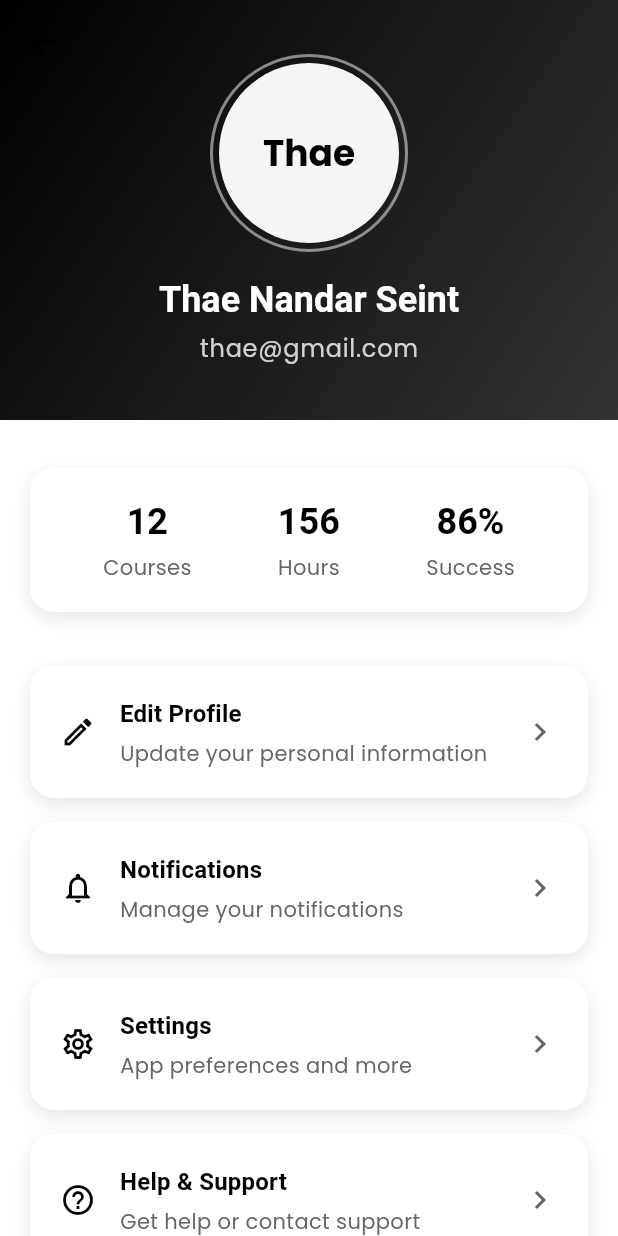
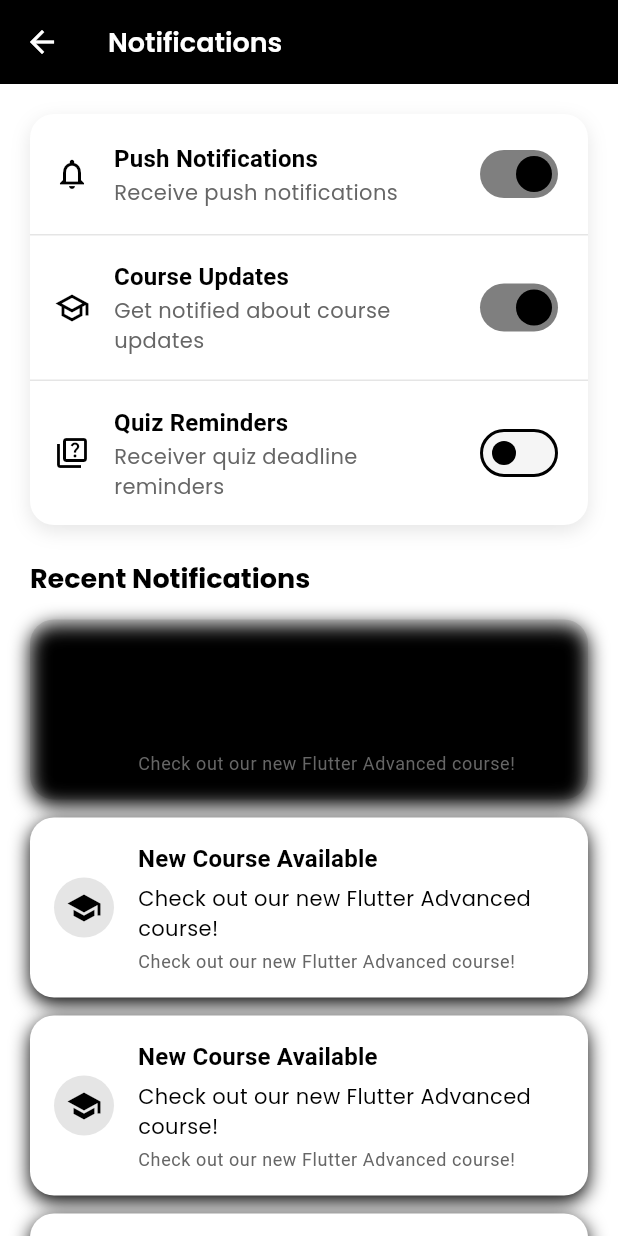
Before and after one commit to ThaeNandarSeint/learning_app, a Flutter app: the ProfileScreen screen opened by its route, after a tap on "Notifications", on a phone screen of 412 x 824 dp. Run offline on Flutter 3.47's test engine with Material 3 defaults, Android fonts, the phone set to English and light mode, and no system bars; our stand-ins replace bloc, cached_network_image, chewie, equatable, flutter_bloc, get and 5 more; accounts and stored records are empty; network calls fail.

Commit message:
design notification screen

```diff
--- /dev/null
+++ b/lib/features/notification/views/screens/notification_screen.dart
@@ -0,0 +1,55 @@
+import 'package:flutter/material.dart';
+import 'package:get/get.dart';
+import 'package:learning_app/core/theme/app_colors.dart';
+import 'package:learning_app/features/notification/views/widgets/notification_list.dart';
+import 'package:learning_app/features/notification/views/widgets/notification_setting_section.dart';
+
+class NotificationScreen extends StatelessWidget {
+  const NotificationScreen({super.key});
+
+  @override
+  Widget build(BuildContext context) {
+    final theme = Theme.of(context);
+
+    return Scaffold(
+      backgroundColor: AppColors.lightBackground,
+      appBar: AppBar(
+        title: const Text(
+          'Notifications',
+          style: TextStyle(color: Colors.white),
+        ),
+        backgroundColor: AppColors.primary,
+        leading: IconButton(
+          onPressed: () => Get.back(),
+          icon: const Icon(Icons.arrow_back, color: Colors.white),
+        ),
+        iconTheme: const IconThemeData(color: Colors.white),
+      ),
+      body: CustomScrollView(
+        physics: const BouncingScrollPhysics(),
+        slivers: [
+          SliverToBoxAdapter(
+            child: Padding(
+              padding: const EdgeInsets.all(20),
+              child: Column(
+                crossAxisAlignment: CrossAxisAlignment.start,
+                children: [
+                  const NotificationSettingSection(),
+                  const SizedBox(height: 24),
+                  Text(
+                    'Recent Notifications',
+                    style: theme.textTheme.titleLarge?.copyWith(
+                      fontWeight: FontWeight.bold,
+                    ),
+                  ),
+                  const SizedBox(height: 16),
+                  const NotificationList(),
+                ],
+              ),
+            ),
+          ),
+        ],
+      ),
+    );
+  }
+}
--- /dev/null
+++ b/lib/features/notification/views/widgets/notification_card.dart
@@ -0,0 +1,75 @@
+import 'package:flutter/material.dart';
+import 'package:learning_app/core/theme/app_colors.dart';
+
+class NotificationCard extends StatelessWidget {
+  const NotificationCard({
+    super.key,
+    required this.title,
+    required this.message,
+    required this.time,
+    required this.icon,
+    this.isUnread = false,
+  });
+
+  final String title;
+  final String message;
+  final String time;
+  final IconData icon;
+  final bool isUnread;
+
+  @override
+  Widget build(BuildContext context) {
+    final theme = Theme.of(context);
+
+    return Container(
+      margin: const EdgeInsets.only(bottom: 12),
+      decoration: BoxDecoration(
+        color: isUnread
+            ? AppColors.primary.withAlpha((0.1 * 255).round())
+            : AppColors.accent,
+        borderRadius: BorderRadius.circular(16),
+        boxShadow: [
+          BoxShadow(
+            color: AppColors.primary,
+            blurRadius: 10,
+            offset: const Offset(0, 4),
+          ),
+        ],
+      ),
+      child: Padding(
+        padding: const EdgeInsets.all(16),
+        child: Row(
+          children: [
+            CircleAvatar(
+              backgroundColor: AppColors.primary.withAlpha((0.1 * 255).round()),
+              child: Icon(icon, color: AppColors.primary),
+            ),
+            const SizedBox(width: 16),
+            Expanded(
+              child: Column(
+                crossAxisAlignment: CrossAxisAlignment.start,
+                children: [
+                  Text(
+                    title,
+                    style: theme.textTheme.titleMedium?.copyWith(
+                      fontWeight: FontWeight.bold,
+                    ),
+                  ),
+                  const SizedBox(height: 4),
+                  Text(message, style: theme.textTheme.bodyMedium),
+                  const SizedBox(height: 4),
+                  Text(
+                    message,
+                    style: theme.textTheme.bodySmall?.copyWith(
+                      color: AppColors.secondary,
+                    ),
+                  ),
+                ],
+              ),
+            ),
+          ],
+        ),
+      ),
+    );
+  }
+}
--- /dev/null
+++ b/lib/features/notification/views/widgets/notification_list.dart
@@ -0,0 +1,24 @@
+import 'package:flutter/material.dart';
+import 'package:learning_app/features/notification/views/widgets/notification_card.dart';
+
+class NotificationList extends StatelessWidget {
+  const NotificationList({super.key});
+
+  @override
+  Widget build(BuildContext context) {
+    return ListView.builder(
+      shrinkWrap: true,
+      physics: const NeverScrollableScrollPhysics(),
+      itemCount: 5,
+      itemBuilder: (context, index) {
+        return NotificationCard(
+          title: 'New Course Available',
+          message: 'Check out our new Flutter Advanced course!',
+          time: '2 hours ago',
+          icon: Icons.school,
+          isUnread: index == 0,
+        );
+      },
+    );
+  }
+}
--- /dev/null
+++ b/lib/features/notification/views/widgets/notification_setting_section.dart
@@ -0,0 +1,67 @@
+import 'package:flutter/material.dart';
+import 'package:learning_app/core/theme/app_colors.dart';
+import 'package:learning_app/features/notification/views/widgets/notification_setting_tile.dart';
+
+class NotificationSettingSection extends StatelessWidget {
+  const NotificationSettingSection({super.key});
+
+  @override
+  Widget build(BuildContext context) {
+    return Container(
+      decoration: BoxDecoration(
+        color: AppColors.accent,
+        borderRadius: BorderRadius.circular(16),
+        boxShadow: [
+          BoxShadow(
+            color: AppColors.primary.withAlpha((0.1 * 255).round()),
+            blurRadius: 10,
+            offset: const Offset(0, 4),
+          ),
+        ],
+      ),
+      child: Column(
+        children: [
+          NotificationSettingTile(
+            title: "Push Notifications",
+            description: 'Receive push notifications',
+            icon: Icons.notifications_outlined,
+            trailing: Switch(
+              value: true,
+              onChanged: (value) {},
+              activeColor: AppColors.primary,
+            ),
+          ),
+          _buildDivider(),
+          NotificationSettingTile(
+            title: "Course Updates",
+            description: 'Get notified about course updates',
+            icon: Icons.school_outlined,
+            trailing: Switch(
+              value: true,
+              onChanged: (value) {},
+              activeColor: AppColors.primary,
+            ),
+          ),
+          _buildDivider(),
+          NotificationSettingTile(
+            title: "Quiz Reminders",
+            description: 'Receiver quiz deadline reminders',
+            icon: Icons.quiz_outlined,
+            trailing: Switch(
+              value: false,
+              onChanged: (value) {},
+              activeColor: AppColors.primary,
+            ),
+          ),
+        ],
+      ),
+    );
+  }
+}
+
+Widget _buildDivider() {
+  return Divider(
+    color: AppColors.primary.withAlpha((0.1 * 255).round()),
+    height: 1,
+  );
+}
--- /dev/null
+++ b/lib/features/notification/views/widgets/notification_setting_tile.dart
@@ -0,0 +1,52 @@
+import 'package:flutter/material.dart';
+import 'package:learning_app/core/theme/app_colors.dart';
+
+class NotificationSettingTile extends StatelessWidget {
+  const NotificationSettingTile({
+    super.key,
+    required this.title,
+    required this.description,
+    required this.icon,
+    required this.trailing,
+  });
+
+  final String title;
+  final String description;
+  final IconData icon;
+  final Widget trailing;
+
+  @override
+  Widget build(BuildContext context) {
+    final theme = Theme.of(context);
+
+    return Padding(
+      padding: const EdgeInsets.all(16),
+      child: Row(
+        children: [
+          Icon(icon, color: AppColors.primary),
+          const SizedBox(width: 16),
+          Expanded(
+            child: Column(
+              crossAxisAlignment: CrossAxisAlignment.start,
+              children: [
+                Text(
+                  title,
+                  style: theme.textTheme.titleMedium?.copyWith(
+                    fontWeight: FontWeight.bold,
+                  ),
+                ),
+                Text(
+                  description,
+                  style: theme.textTheme.bodyMedium?.copyWith(
+                    color: AppColors.secondary,
+                  ),
+                ),
+              ],
+            ),
+          ),
+          trailing,
+        ],
+      ),
+    );
+  }
+}
--- a/lib/features/user/views/widgets/profile_options.dart
+++ b/lib/features/user/views/widgets/profile_options.dart
@@ -21,7 +21,7 @@ class ProfileOptions extends StatelessWidget {
           title: 'Notifications',
           description: 'Manage your notifications',
           icon: Icons.notifications_outlined,
-          onTap: () {},
+          onTap: () => Get.toNamed(AppRoutes.notifications),
         ),
         ProfileOptionCard(
           title: 'Settings',
--- a/lib/routes/app_routes.dart
+++ b/lib/routes/app_routes.dart
@@ -10,10 +10,10 @@ import 'package:learning_app/features/entry/views/screens/onboarding_screen.dart
 import 'package:learning_app/features/entry/views/screens/splash_screen.dart';
 import 'package:learning_app/features/entry/views/screens/teacher_home_screen.dart';
 import 'package:learning_app/features/lesson/views/screens/lesson_detail_screen.dart';
+import 'package:learning_app/features/notification/views/screens/notification_screen.dart';
 import 'package:learning_app/features/payment/views/screens/payment_screen.dart';
 import 'package:learning_app/features/quiz/views/screens/quiz_attempt_screen.dart';
 import 'package:learning_app/features/quiz/views/screens/quiz_list_screen.dart';
-import 'package:learning_app/features/quiz/views/screens/quiz_result_screen.dart';
 import 'package:learning_app/features/user/views/screens/profile_screen.dart';
 
 class AppRoutes {
@@ -45,6 +45,9 @@ class AppRoutes {
 
   // payment routes
   static const String payment = '/payment';
+
+  // notification routes
+  static const String notifications = '/notifications';
 
   // teacher routes
   static const String teacherHome = '/teacher/home';
@@ -130,6 +133,9 @@ class AppRoutes {
           ),
         );
 
+      case notifications:
+        return MaterialPageRoute(builder: (_) => const NotificationScreen());
+
       case teacherHome:
         return MaterialPageRoute(builder: (_) => const TeacherHomeScreen());
 
--- a/lib/routes/route_pages.dart
+++ b/lib/routes/route_pages.dart
@@ -10,6 +10,7 @@ import 'package:learning_app/features/entry/views/screens/onboarding_screen.dart
 import 'package:learning_app/features/entry/views/screens/splash_screen.dart';
 import 'package:learning_app/features/entry/views/screens/teacher_home_screen.dart';
 import 'package:learning_app/features/lesson/views/screens/lesson_detail_screen.dart';
+import 'package:learning_app/features/notification/views/screens/notification_screen.dart';
 import 'package:learning_app/features/payment/views/screens/payment_screen.dart';
 import 'package:learning_app/features/quiz/models/quiz_attempt_model.dart';
 import 'package:learning_app/features/quiz/models/quiz_model.dart';
@@ -74,6 +75,10 @@ class AppPages {
         price: Get.arguments['price'] as double,
       ),
     ),
+    GetPage(
+      name: AppRoutes.notifications,
+      page: () => const NotificationScreen(),
+    ),
     GetPage(name: AppRoutes.teacherHome, page: () => const TeacherHomeScreen()),
   ];
 }
```
